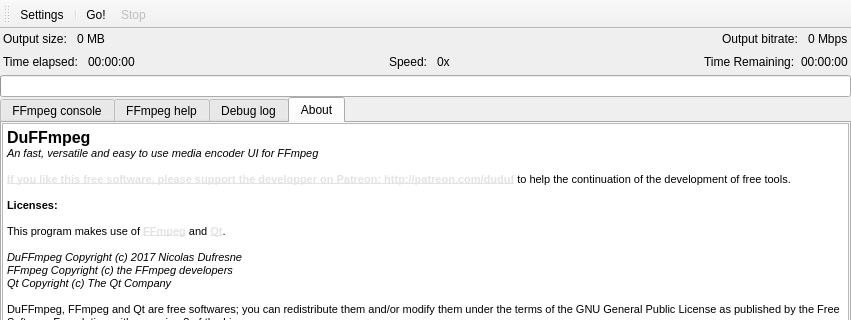
Old version of the form DuFFMpeg/mainwindow.ui in the repository RxLaboratory/DuME; both pictures show x 0 to 851 and y 0 to 320 of the 851 by 1010 pixel window.
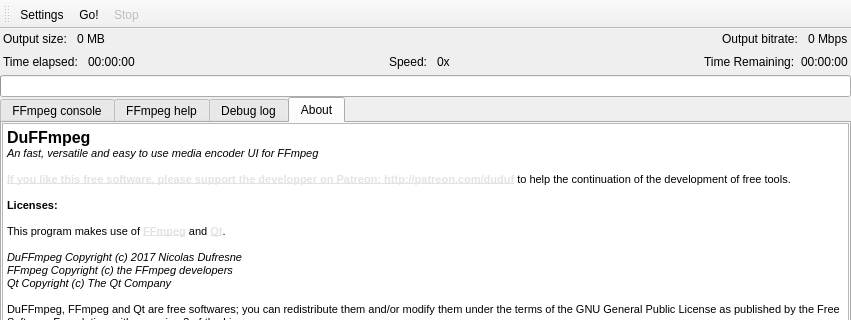
New version of the form. Icons and pictures are not drawn.

Diff of the .ui file:
```diff
--- a/DuFFMpeg/mainwindow.ui
+++ b/DuFFMpeg/mainwindow.ui
@@ -513,7 +513,6 @@
     <bool>false</bool>
    </attribute>
    <addaction name="actionSettings"/>
-   <addaction name="separator"/>
    <addaction name="actionGo"/>
    <addaction name="actionStop"/>
   </widget>
```
